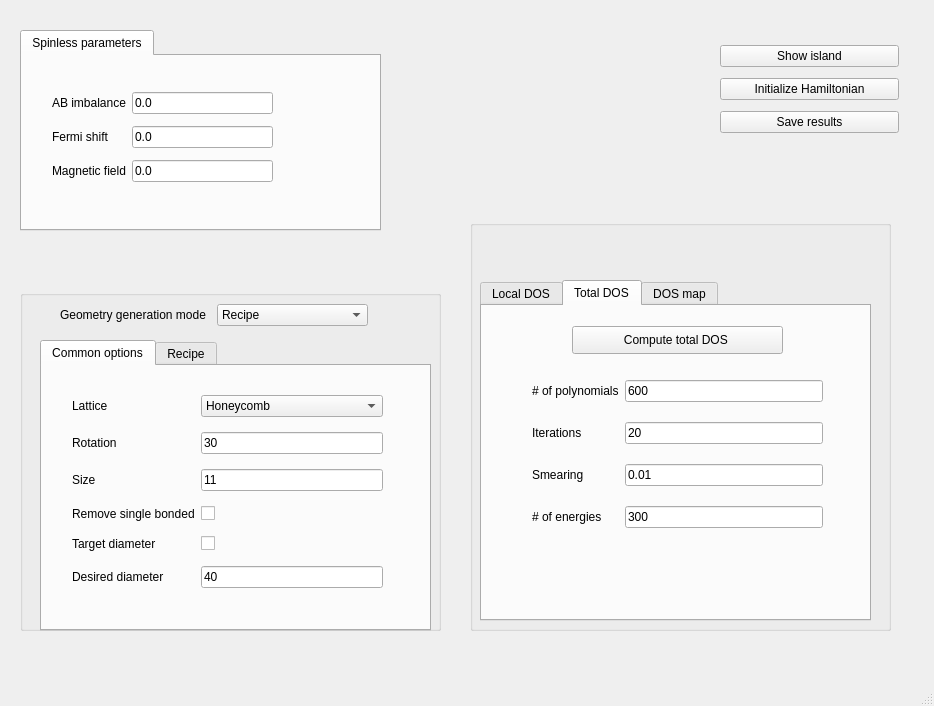
The window that development/interface-pyqt/huge_0d/interface.ui (joselado/quantum-honeycomp) describes before a commit, drawn with Qt 5.
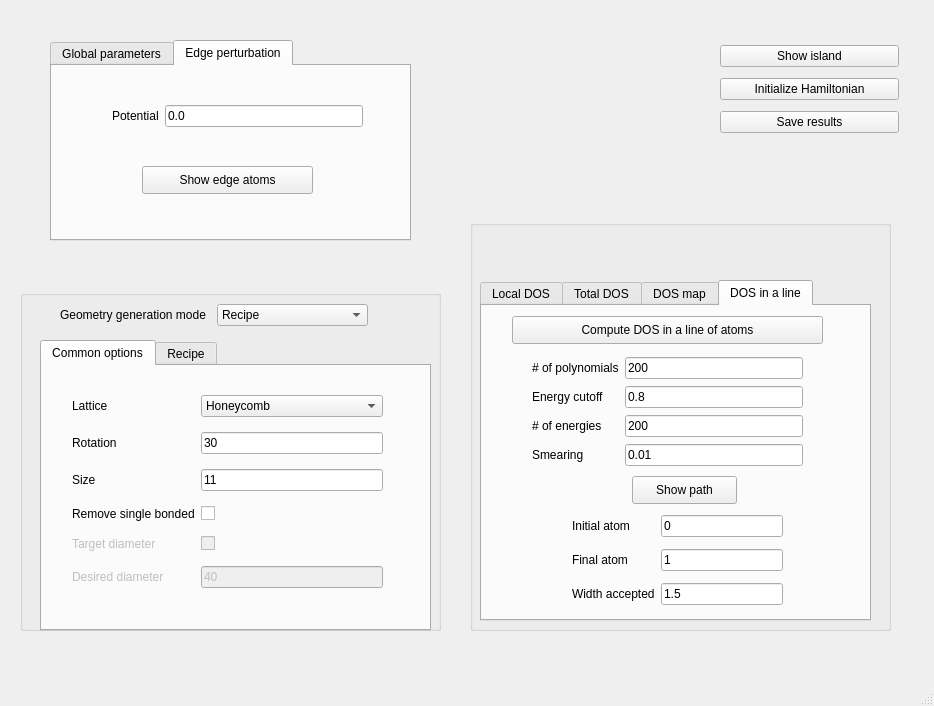
The same window after the commit. The open tabs and pages were chosen to show the change.

Diff of the .ui file:
```diff
--- a/development/interface-pyqt/huge_0d/interface.ui
+++ b/development/interface-pyqt/huge_0d/interface.ui
@@ -17,8 +17,8 @@
    <widget class="QTabWidget" name="tabWidget_2">
     <property name="geometry">
      <rect>
-      <x>20</x>
-      <y>30</y>
+      <x>50</x>
+      <y>40</y>
       <width>361</width>
       <height>201</height>
      </rect>
@@ -28,15 +28,15 @@
     </property>
     <widget class="QWidget" name="tab_3">
      <attribute name="title">
-      <string>Spinless parameters</string>
+      <string>Global parameters</string>
      </attribute>
      <widget class="QWidget" name="gridLayoutWidget_3">
       <property name="geometry">
        <rect>
-        <x>30</x>
-        <y>30</y>
+        <x>60</x>
+        <y>10</y>
         <width>221</width>
-        <height>104</height>
+        <height>140</height>
        </rect>
       </property>
       <layout class="QGridLayout" name="gridLayout_3">
@@ -47,8 +47,18 @@
          </property>
         </widget>
        </item>
+       <item row="0" column="0">
+        <widget class="QLabel" name="label_8">
+         <property name="text">
+          <string>AB imbalance</string>
+         </property>
+        </widget>
+       </item>
        <item row="0" column="1">
         <widget class="QLineEdit" name="mAB">
+         <property name="toolTip">
+          <string>Sublattice imbalance in a bipartite lattice</string>
+         </property>
          <property name="text">
           <string>0.0</string>
          </property>
@@ -56,6 +66,9 @@
        </item>
        <item row="2" column="1">
         <widget class="QLineEdit" name="peierls">
+         <property name="toolTip">
+          <string>Orbital magnetic field, creates Landau levels</string>
+         </property>
          <property name="text">
           <string>0.0</string>
          </property>
@@ -63,6 +76,9 @@
        </item>
        <item row="1" column="1">
         <widget class="QLineEdit" name="fermi">
+         <property name="toolTip">
+          <string>Global shift of the onsite energies</string>
+         </property>
          <property name="text">
           <string>0.0</string>
          </property>
@@ -75,15 +91,75 @@
          </property>
         </widget>
        </item>
+       <item row="3" column="0">
+        <widget class="QLabel" name="label_36">
+         <property name="text">
+          <string>Haldane</string>
+         </property>
+        </widget>
+       </item>
+       <item row="3" column="1">
+        <widget class="QLineEdit" name="haldane">
+         <property name="toolTip">
+          <string>Haldane coupling, creates a quantum anomalous Hall state</string>
+         </property>
+         <property name="text">
+          <string>0.0</string>
+         </property>
+        </widget>
+       </item>
+      </layout>
+     </widget>
+    </widget>
+    <widget class="QWidget" name="tab_11">
+     <attribute name="title">
+      <string>Edge perturbation</string>
+     </attribute>
+     <widget class="QWidget" name="gridLayoutWidget_14">
+      <property name="geometry">
+       <rect>
+        <x>60</x>
+        <y>30</y>
+        <width>251</width>
+        <height>41</height>
+       </rect>
+      </property>
+      <layout class="QGridLayout" name="gridLayout_14">
+       <item row="0" column="1">
+        <widget class="QLineEdit" name="edge_potential">
+         <property name="toolTip">
+          <string>This term will introduce an onsite term in the edge atoms</string>
+         </property>
+         <property name="text">
+          <string>0.0</string>
+         </property>
+        </widget>
+       </item>
        <item row="0" column="0">
-        <widget class="QLabel" name="label_8">
+        <widget class="QLabel" name="label_35">
          <property name="text">
-          <string>AB imbalance</string>
+          <string>Potential</string>
          </property>
         </widget>
        </item>
       </layout>
      </widget>
+     <widget class="QPushButton" name="show_potential">
+      <property name="geometry">
+       <rect>
+        <x>90</x>
+        <y>100</y>
+        <width>171</width>
+        <height>28</height>
+       </rect>
+      </property>
+      <property name="toolTip">
+       <string>This shows in which atoms the edge potential is added</string>
+      </property>
+      <property name="text">
+       <string>Show edge atoms</string>
+      </property>
+     </widget>
     </widget>
    </widget>
    <widget class="QGroupBox" name="groupBox">
@@ -190,6 +266,9 @@
         </item>
         <item row="4" column="0">
          <widget class="QLabel" name="label_5">
+          <property name="enabled">
+           <bool>false</bool>
+          </property>
           <property name="text">
            <string>Target diameter</string>
           </property>
@@ -204,6 +283,9 @@
         </item>
         <item row="1" column="1">
          <widget class="QLineEdit" name="rotation">
+          <property name="toolTip">
+           <string>Global rotation of the unit cell used to build the island</string>
+          </property>
           <property name="text">
            <string>30</string>
           </property>
@@ -211,6 +293,9 @@
         </item>
         <item row="4" column="1">
          <widget class="QCheckBox" name="target_diameter">
+          <property name="enabled">
+           <bool>false</bool>
+          </property>
           <property name="text">
            <string/>
           </property>
@@ -239,6 +324,9 @@
         </item>
         <item row="5" column="0">
          <widget class="QLabel" name="label_6">
+          <property name="enabled">
+           <bool>false</bool>
+          </property>
           <property name="text">
            <string>Desired diameter</string>
           </property>
@@ -246,6 +334,9 @@
         </item>
         <item row="5" column="1">
          <widget class="QLineEdit" name="desired_dameter">
+          <property name="enabled">
+           <bool>false</bool>
+          </property>
           <property name="text">
            <string>40</string>
           </property>
@@ -253,6 +344,9 @@
         </item>
         <item row="2" column="1">
          <widget class="QLineEdit" name="size">
+          <property name="toolTip">
+           <string>Size of the supercell used to build the island, controls the overal size of hte island</string>
+          </property>
           <property name="text">
            <string>11</string>
           </property>
@@ -315,8 +409,11 @@
        <height>341</height>
       </rect>
      </property>
+     <property name="toolTip">
+      <string/>
+     </property>
      <property name="currentIndex">
-      <number>2</number>
+      <number>1</number>
      </property>
      <widget class="QWidget" name="tab_4">
       <attribute name="title">
@@ -413,6 +510,9 @@
          <height>28</height>
         </rect>
        </property>
+       <property name="toolTip">
+        <string>Shows the local density of states in specific atoms</string>
+       </property>
        <property name="text">
         <string>Compute DOS in certain atoms</string>
        </property>
@@ -499,6 +599,9 @@
          <height>28</height>
         </rect>
        </property>
+       <property name="toolTip">
+        <string>Show the density of states avergaed over the whole sample</string>
+       </property>
        <property name="text">
         <string>Compute total DOS </string>
        </property>
@@ -719,11 +822,170 @@
          <height>28</height>
         </rect>
        </property>
+       <property name="toolTip">
+        <string>Show a spatial profile of the density of states at a specific energy</string>
+       </property>
        <property name="text">
         <string>Compute spatially resolved DOS</string>
        </property>
       </widget>
      </widget>
+     <widget class="QWidget" name="tab_10">
+      <attribute name="title">
+       <string>DOS in a line</string>
+      </attribute>
+      <widget class="QWidget" name="gridLayoutWidget_12">
+       <property name="geometry">
+        <rect>
+         <x>90</x>
+         <y>203</y>
+         <width>211</width>
+         <height>104</height>
+        </rect>
+       </property>
+       <layout class="QGridLayout" name="gridLayout_12">
+        <item row="1" column="0">
+         <widget class="QLabel" name="label_29">
+          <property name="text">
+           <string>Final atom</string>
+          </property>
+         </widget>
+        </item>
+        <item row="2" column="0">
+         <widget class="QLabel" name="label_30">
+          <property name="text">
+           <string>Width accepted</string>
+          </property>
+         </widget>
+        </item>
+        <item row="0" column="0">
+         <widget class="QLabel" name="label_28">
+          <property name="text">
+           <string>Initial atom</string>
+          </property>
+         </widget>
+        </item>
+        <item row="0" column="1">
+         <widget class="QLineEdit" name="initial_atom">
+          <property name="text">
+           <string>0</string>
+          </property>
+         </widget>
+        </item>
+        <item row="1" column="1">
+         <widget class="QLineEdit" name="final_atom">
+          <property name="text">
+           <string>1</string>
+          </property>
+         </widget>
+        </item>
+        <item row="2" column="1">
+         <widget class="QLineEdit" name="width_path">
+          <property name="text">
+           <string>1.5</string>
+          </property>
+         </widget>
+        </item>
+       </layout>
+      </widget>
+      <widget class="QWidget" name="gridLayoutWidget_13">
+       <property name="geometry">
+        <rect>
+         <x>50</x>
+         <y>50</y>
+         <width>271</width>
+         <height>111</height>
+        </rect>
+       </property>
+       <layout class="QGridLayout" name="gridLayout_13">
+        <item row="2" column="0">
+         <widget class="QLabel" name="label_33">
+          <property name="text">
+           <string># of energies</string>
+          </property>
+         </widget>
+        </item>
+        <item row="1" column="0">
+         <widget class="QLabel" name="label_32">
+          <property name="text">
+           <string>Energy cutoff</string>
+          </property>
+         </widget>
+        </item>
+        <item row="0" column="0">
+         <widget class="QLabel" name="label_31">
+          <property name="text">
+           <string># of polynomials</string>
+          </property>
+         </widget>
+        </item>
+        <item row="3" column="0">
+         <widget class="QLabel" name="label_34">
+          <property name="text">
+           <string>Smearing</string>
+          </property>
+         </widget>
+        </item>
+        <item row="0" column="1">
+         <widget class="QLineEdit" name="pols_path">
+          <property name="text">
+           <string>200</string>
+          </property>
+         </widget>
+        </item>
+        <item row="1" column="1">
+         <widget class="QLineEdit" name="ecut_path">
+          <property name="text">
+           <string>0.8</string>
+          </property>
+         </widget>
+        </item>
+        <item row="2" column="1">
+         <widget class="QLineEdit" name="num_ene_path">
+          <property name="text">
+           <string>200</string>
+          </property>
+         </widget>
+        </item>
+        <item row="3" column="1">
+         <widget class="QLineEdit" name="smearing_path_dos">
+          <property name="text">
+           <string>0.01</string>
+          </property>
+         </widget>
+        </item>
+       </layout>
+      </widget>
+      <widget class="QPushButton" name="show_path">
+       <property name="geometry">
+        <rect>
+         <x>150</x>
+         <y>170</y>
+         <width>105</width>
+         <height>28</height>
+        </rect>
+       </property>
+       <property name="text">
+        <string>Show path</string>
+       </property>
+      </widget>
+      <widget class="QPushButton" name="show_path_dos">
+       <property name="geometry">
+        <rect>
+         <x>30</x>
+         <y>10</y>
+         <width>311</width>
+         <height>28</height>
+        </rect>
+       </property>
+       <property name="toolTip">
+        <string>Shows the density of states in a sequence of atoms that intersect a certain line</string>
+       </property>
+       <property name="text">
+        <string>Compute DOS in a line of atoms</string>
+       </property>
+      </widget>
+     </widget>
     </widget>
    </widget>
    <widget class="QWidget" name="gridLayoutWidget_6">
@@ -738,6 +1000,9 @@
     <layout class="QGridLayout" name="gridLayout_6">
      <item row="0" column="0">
       <widget class="QPushButton" name="show_lattice">
+       <property name="toolTip">
+        <string>Show the geometry created</string>
+       </property>
        <property name="text">
         <string>Show island</string>
        </property>
@@ -745,6 +1010,9 @@
      </item>
      <item row="1" column="0">
       <widget class="QPushButton" name="initialize">
+       <property name="toolTip">
+        <string>Write the Hamiltonian to a file, to allow quick access for the rest of the computations</string>
+       </property>
        <property name="text">
         <string>Initialize Hamiltonian</string>
        </property>
@@ -752,6 +1020,9 @@
      </item>
      <item row="2" column="0">
       <widget class="QPushButton" name="save_results">
+       <property name="toolTip">
+        <string>Copy the results to a local folder</string>
+       </property>
        <property name="text">
         <string>Save results</string>
        </property>
```
